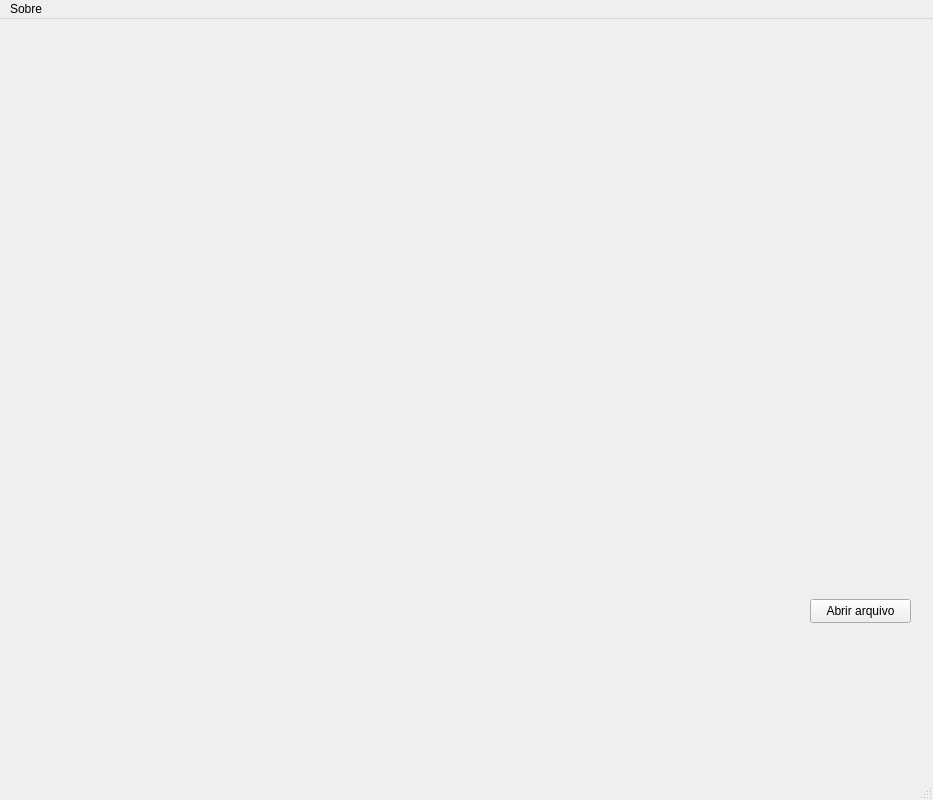
This is data/qt/MainWindow.ui in gstiebler/vision_workbench as Qt 5 draws it before an edit. The edited form follows.
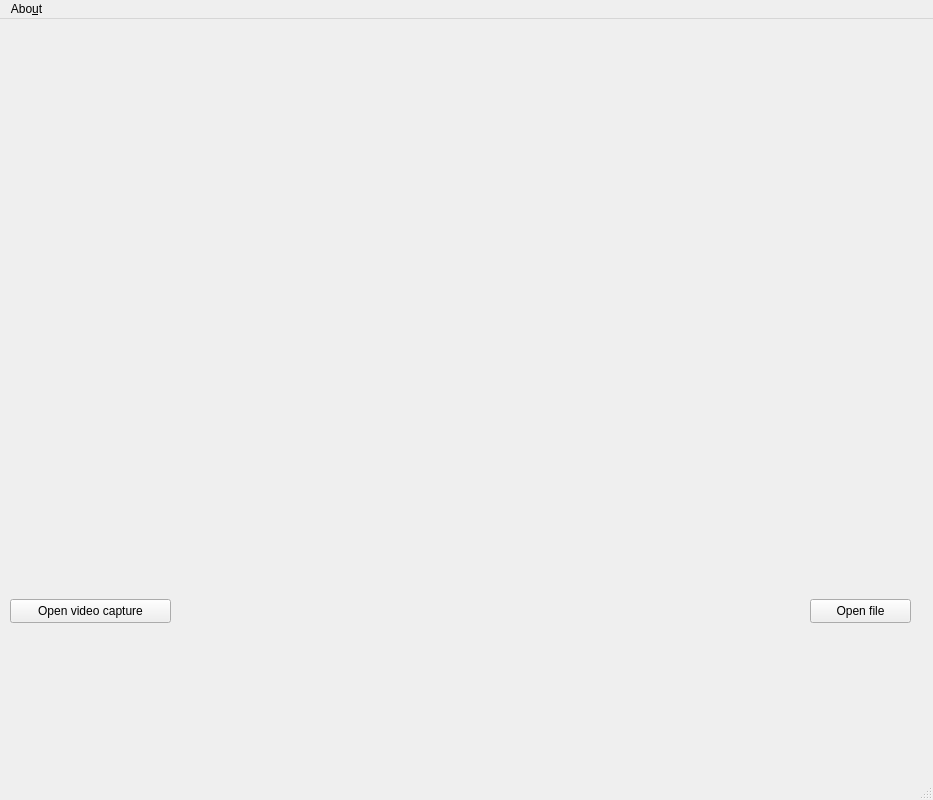
This is the edited form.

Commit message: opening video window from main window

What changed in the file:
```diff
--- a/data/qt/MainWindow.ui
+++ b/data/qt/MainWindow.ui
@@ -24,7 +24,7 @@
      </rect>
     </property>
     <property name="text">
-     <string>Abrir arquivo</string>
+     <string>Open file</string>
     </property>
    </widget>
    <widget class="QLabel" name="srcImageLabel">
@@ -40,6 +40,19 @@
      <string/>
     </property>
    </widget>
+   <widget class="QPushButton" name="videoWindowButton">
+    <property name="geometry">
+     <rect>
+      <x>10</x>
+      <y>580</y>
+      <width>161</width>
+      <height>24</height>
+     </rect>
+    </property>
+    <property name="text">
+     <string>Open video capture</string>
+    </property>
+   </widget>
   </widget>
   <widget class="QMenuBar" name="menubar">
    <property name="geometry">
@@ -50,12 +63,12 @@
      <height>30</height>
     </rect>
    </property>
-   <widget class="QMenu" name="menuSobre">
+   <widget class="QMenu" name="menuAbout">
     <property name="title">
-     <string>Sobre</string>
+     <string>Abo&amp;ut</string>
     </property>
    </widget>
-   <addaction name="menuSobre"/>
+   <addaction name="menuAbout"/>
   </widget>
   <widget class="QStatusBar" name="statusbar"/>
  </widget>
```
The commit also changes 1 other file.
